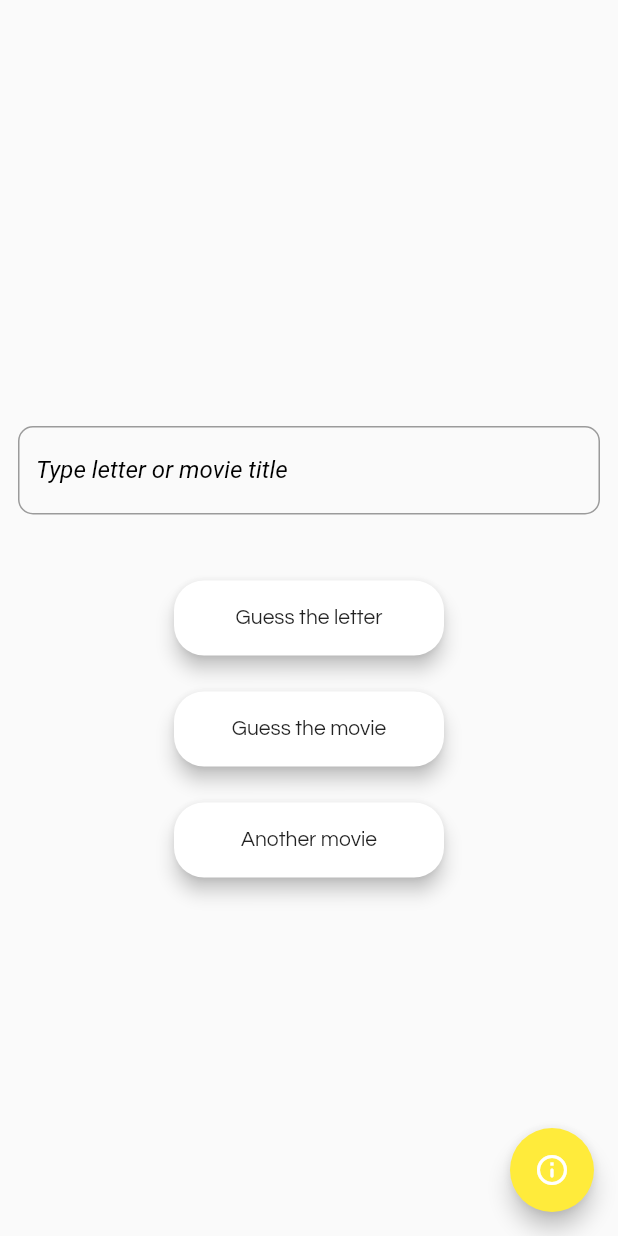
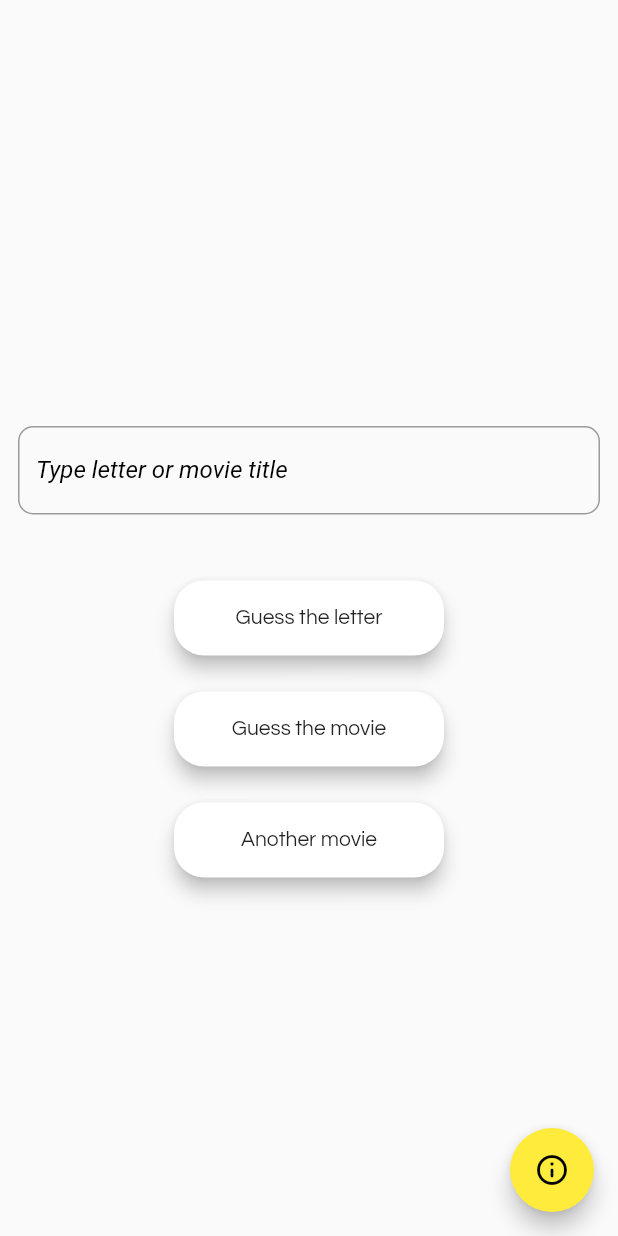
Before and after one commit to abhi16180/guessthemovie, a Flutter app: the TitlePage screen opened directly, after a tap on "Another movie", on a phone screen of 412 x 824 dp. Run offline on Flutter 3.47's test engine with Material 2 defaults, Android fonts, the light colour scheme and no system bars; our stand-ins replace animated_splash_screen, animated_text_kit; network calls fail.

Commit message:
some improvements in color and ux

```diff
--- a/lib/moviePage.dart
+++ b/lib/moviePage.dart
@@ -12,6 +12,7 @@ class MoviePage extends StatefulWidget {
 
 String movieTitle = '';
 String moviePlot = '';
+var randomIndex;
 List<String> hiddenTitle = [""];
 
 int rnd() {
@@ -23,7 +24,7 @@ Future fetchTitle() async {
   var URL = Uri.parse(url);
   var response = await http.get(URL);
   var title = convert.jsonDecode(response.body) as Map<dynamic, dynamic>;
-  var randomIndex = rnd();
+  randomIndex = rnd();
   movieTitle = title["Movies"][randomIndex]["Title"].toString().toLowerCase();
   moviePlot = title["Movies"][randomIndex]["Plot"].toString();
   hidetext(movieTitle);
@@ -49,7 +50,39 @@ class _MoviePageState extends State<MoviePage> {
             title: hiddenTitle.join().toString(),
           );
         } else
-          return Center(child: CircularProgressIndicator());
+          return Scaffold(
+            body: Column(
+              mainAxisAlignment: MainAxisAlignment.center,
+              crossAxisAlignment: CrossAxisAlignment.center,
+              children: [
+                Center(
+                  child: CircularProgressIndicator(
+                    color: Colors.yellow[600],
+                  ),
+                ),
+                SizedBox(
+                  height: 30.0,
+                ),
+                Center(
+                  child: randomIndex % 2 == 0
+                      ? Text(
+                          'This question is tricky...',
+                          style: TextStyle(
+                            fontSize: 15.0,
+                            color: Colors.black,
+                          ),
+                        )
+                      : Text(
+                          'Finding you an easy question...',
+                          style: TextStyle(
+                            fontSize: 15.0,
+                            color: Colors.black,
+                          ),
+                        ),
+                ),
+              ],
+            ),
+          );
       },
     );
   }
--- a/lib/titlePage.dart
+++ b/lib/titlePage.dart
@@ -154,7 +154,7 @@ class _TitlePageState extends State<TitlePage> {
                   child: TextField(
                     textAlign: TextAlign.center,
                     controller: controller,
-                    cursorColor: Colors.yellow,
+                    cursorColor: Colors.black,
                     decoration: InputDecoration(
                       hintText: 'Type here',
                       labelText: 'Type letter or movie title',
@@ -281,6 +281,7 @@ class _TitlePageState extends State<TitlePage> {
         backgroundColor: Colors.yellow,
         child: Icon(
           Icons.info_outline_rounded,
+          color: Colors.black,
         ),
       ),
     );
```
